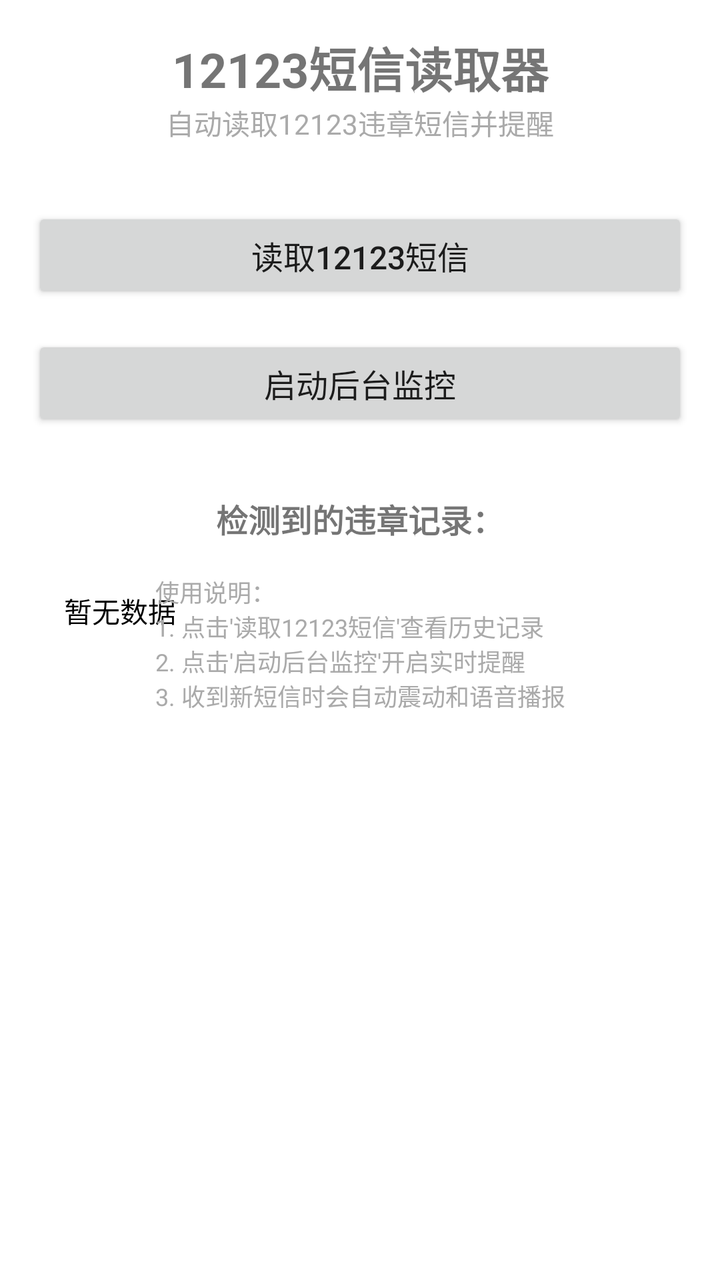
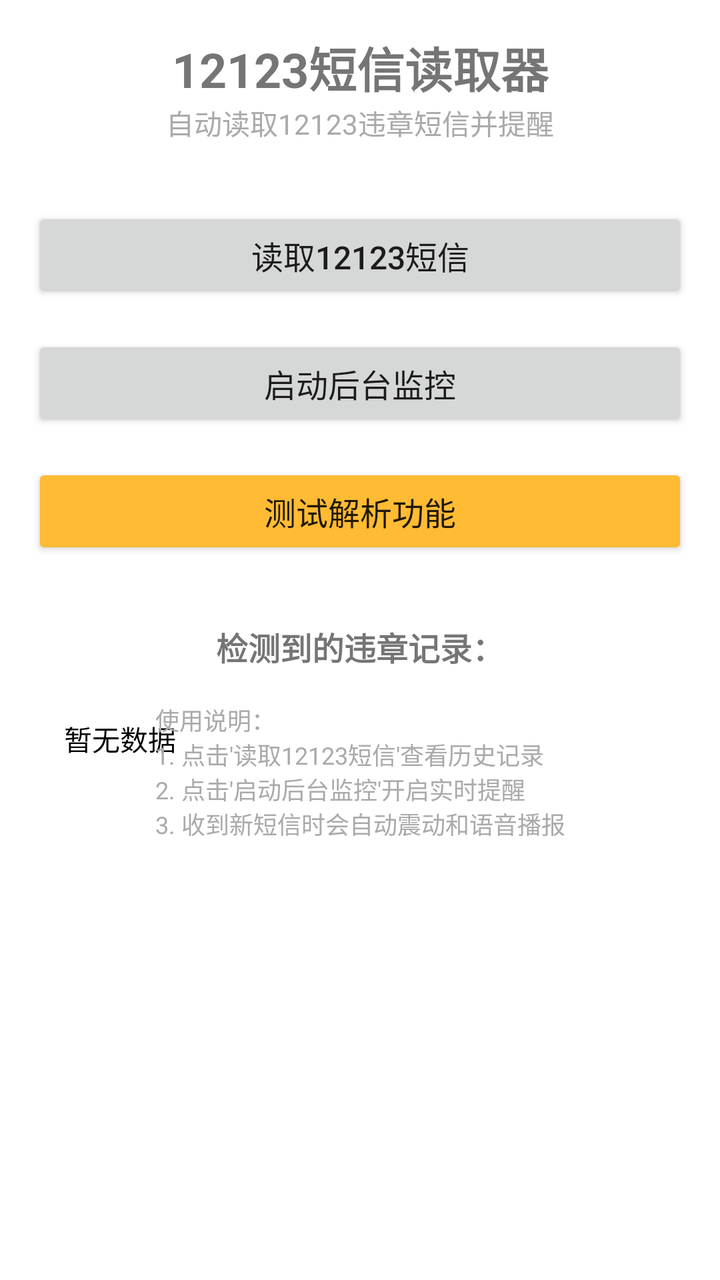

The first picture is an Android layout as it rendered before a commit; the second is the same layout after the commit. The layout source and the unified diff follow.
<!-- AndroidManifest.xml: application theme Theme.SMSReader -->
<!-- res/layout/activity_main.xml -->
<?xml version="1.0" encoding="utf-8"?>
<androidx.constraintlayout.widget.ConstraintLayout xmlns:android="http://schemas.android.com/apk/res/android"
    xmlns:app="http://schemas.android.com/apk/res-auto"
    xmlns:tools="http://schemas.android.com/tools"
    android:layout_width="match_parent"
    android:layout_height="match_parent"
    android:padding="16dp"
    tools:context=".MainActivity">

    <TextView
        android:id="@+id/tv_title"
        android:layout_width="wrap_content"
        android:layout_height="wrap_content"
        android:text="12123短信读取器"
        android:textSize="24sp"
        android:textStyle="bold"
        app:layout_constraintEnd_toEndOf="parent"
        app:layout_constraintStart_toStartOf="parent"
        app:layout_constraintTop_toTopOf="parent" />

    <TextView
        android:id="@+id/tv_subtitle"
        android:layout_width="wrap_content"
        android:layout_height="wrap_content"
        android:text="自动读取12123违章短信并提醒"
        android:textSize="14sp"
        android:textColor="@android:color/darker_gray"
        app:layout_constraintEnd_toEndOf="parent"
        app:layout_constraintStart_toStartOf="parent"
        app:layout_constraintTop_toBottomOf="@id/tv_title" />

    <Button
        android:id="@+id/btn_read_sms"
        android:layout_width="match_parent"
        android:layout_height="wrap_content"
        android:layout_marginTop="32dp"
        android:text="读取12123短信"
        android:textSize="16sp"
        app:layout_constraintEnd_toEndOf="parent"
        app:layout_constraintStart_toStartOf="parent"
        app:layout_constraintTop_toBottomOf="@id/tv_subtitle" />

    <Button
        android:id="@+id/btn_start_service"
        android:layout_width="match_parent"
        android:layout_height="wrap_content"
        android:layout_marginTop="16dp"
        android:text="启动后台监控"
        android:textSize="16sp"
        app:layout_constraintEnd_toEndOf="parent"
        app:layout_constraintStart_toStartOf="parent"
        app:layout_constraintTop_toBottomOf="@id/btn_read_sms" />

    <TextView
        android:id="@+id/tv_result_label"
        android:layout_width="wrap_content"
        android:layout_height="wrap_content"
        android:layout_marginTop="32dp"
        android:text="检测到的违章记录："
        android:textSize="16sp"
        android:textStyle="bold"
        app:layout_constraintEnd_toEndOf="parent"
        app:layout_constraintStart_toStartOf="parent"
        app:layout_constraintTop_toBottomOf="@id/btn_start_service" />

    <ScrollView
        android:layout_width="match_parent"
        android:layout_height="0dp"
        android:layout_marginTop="8dp"
        app:layout_constraintBottom_toBottomOf="parent"
        app:layout_constraintEnd_toEndOf="parent"
        app:layout_constraintStart_toStartOf="parent"
        app:layout_constraintTop_toBottomOf="@id/tv_result_label">

        <TextView
            android:id="@+id/tv_result"
            android:layout_width="match_parent"
            android:layout_height="wrap_content"
            android:background="@android:color/white"
            android:padding="16dp"
            android:text="暂无数据"
            android:textSize="14sp"
            android:textColor="@android:color/black" />

    </ScrollView>

    <TextView
        android:id="@+id/tv_instructions"
        android:layout_width="wrap_content"
        android:layout_height="wrap_content"
        android:layout_marginTop="16dp"
        android:text="使用说明：\n1. 点击'读取12123短信'查看历史记录\n2. 点击'启动后台监控'开启实时提醒\n3. 收到新短信时会自动震动和语音播报"
        android:textSize="12sp"
        android:textColor="@android:color/darker_gray"
        app:layout_constraintEnd_toEndOf="parent"
        app:layout_constraintStart_toStartOf="parent"
        app:layout_constraintTop_toBottomOf="@id/tv_result_label" />

</androidx.constraintlayout.widget.ConstraintLayout>
<!-- resources referenced by this layout -->
<resources>
  <style name="Theme.SMSReader" parent="Theme.MaterialComponents.DayNight.NoActionBar">
          
          <item name="colorPrimary">@color/purple_500</item>
          <item name="colorPrimaryVariant">@color/purple_700</item>
          <item name="colorOnPrimary">@color/white</item>
          
          <item name="colorSecondary">@color/teal_200</item>
          <item name="colorSecondaryVariant">@color/teal_700</item>
          <item name="colorOnSecondary">@color/black</item>
          
          <item name="android:statusBarColor" tools:targetApi="l">?attr/colorPrimaryVariant</item>
          
      </style>
  <color name="purple_500">#FF6200EE</color>
  <color name="purple_700">#FF3700B3</color>
  <color name="white">#FFFFFFFF</color>
  <color name="teal_200">#FF03DAC5</color>
  <color name="teal_700">#FF018786</color>
  <color name="black">#FF000000</color>
</resources>

<!-- the commit's change to res/layout/activity_main.xml (unified diff, before → after) -->
@@ -51,6 +51,18 @@
         app:layout_constraintStart_toStartOf="parent"
         app:layout_constraintTop_toBottomOf="@id/btn_read_sms" />
 
+    <Button
+        android:id="@+id/btn_test_parser"
+        android:layout_width="match_parent"
+        android:layout_height="wrap_content"
+        android:layout_marginTop="16dp"
+        android:text="测试解析功能"
+        android:textSize="16sp"
+        android:backgroundTint="@android:color/holo_orange_light"
+        app:layout_constraintEnd_toEndOf="parent"
+        app:layout_constraintStart_toStartOf="parent"
+        app:layout_constraintTop_toBottomOf="@id/btn_start_service" />
+
     <TextView
         android:id="@+id/tv_result_label"
         android:layout_width="wrap_content"
@@ -61,7 +73,7 @@
         android:textStyle="bold"
         app:layout_constraintEnd_toEndOf="parent"
         app:layout_constraintStart_toStartOf="parent"
-        app:layout_constraintTop_toBottomOf="@id/btn_start_service" />
+        app:layout_constraintTop_toBottomOf="@id/btn_test_parser" />
 
     <ScrollView
         android:layout_width="match_parent"
